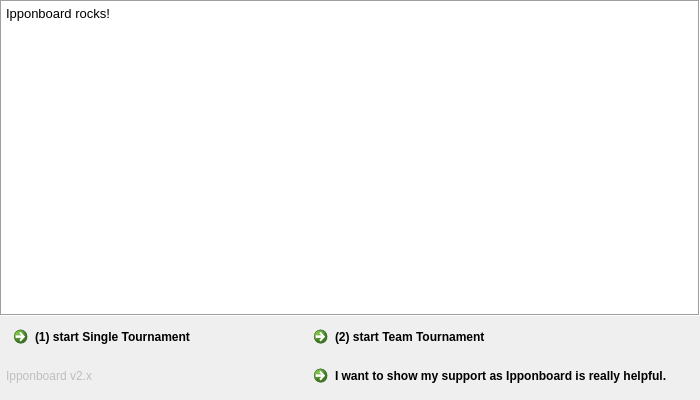
Before: the Qt Designer form base/SplashScreen.ui in fmuecke/Ipponboard, drawn with Qt 5.
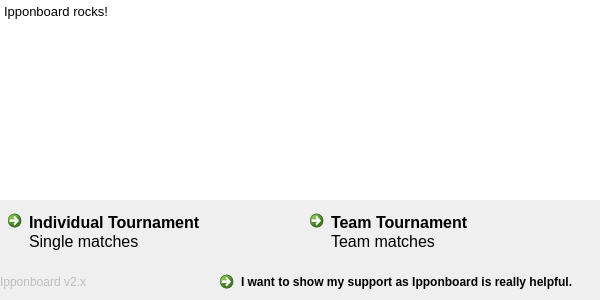
After: the same form once the commit is applied. Icons and pictures are not drawn.

Commit message:
Updated translations and redisigned splash screen
- added phrasebooks for better term consistency

```diff
--- a/base/SplashScreen.ui
+++ b/base/SplashScreen.ui
@@ -9,8 +9,8 @@
    <rect>
     <x>0</x>
     <y>0</y>
-    <width>700</width>
-    <height>400</height>
+    <width>600</width>
+    <height>300</height>
    </rect>
   </property>
   <property name="font">
@@ -34,7 +34,7 @@
   <property name="styleSheet">
    <string notr="true"/>
   </property>
-  <layout class="QVBoxLayout" name="verticalLayout" stretch="0,0">
+  <layout class="QVBoxLayout" name="verticalLayout" stretch="1,0,0">
    <property name="spacing">
     <number>3</number>
    </property>
@@ -56,7 +56,6 @@
       <font>
        <family>Segoe UI</family>
        <pointsize>10</pointsize>
-       <weight>50</weight>
        <italic>false</italic>
        <bold>false</bold>
        <kerning>true</kerning>
@@ -72,13 +71,13 @@
       <string notr="true"/>
      </property>
      <property name="frameShape">
-      <enum>QFrame::Box</enum>
+      <enum>QFrame::Shape::NoFrame</enum>
      </property>
      <property name="frameShadow">
-      <enum>QFrame::Sunken</enum>
+      <enum>QFrame::Shadow::Plain</enum>
      </property>
      <property name="lineWidth">
-      <number>1</number>
+      <number>0</number>
      </property>
      <property name="midLineWidth">
       <number>0</number>
@@ -97,10 +96,13 @@
      </property>
      <property name="html">
       <string notr="true">&lt;!DOCTYPE HTML PUBLIC &quot;-//W3C//DTD HTML 4.0//EN&quot; &quot;http://www.w3.org/TR/REC-html40/strict.dtd&quot;&gt;
-&lt;html&gt;&lt;head&gt;&lt;meta name=&quot;qrichtext&quot; content=&quot;1&quot; /&gt;&lt;style type=&quot;text/css&quot;&gt;
+&lt;html&gt;&lt;head&gt;&lt;meta name=&quot;qrichtext&quot; content=&quot;1&quot; /&gt;&lt;meta charset=&quot;utf-8&quot; /&gt;&lt;style type=&quot;text/css&quot;&gt;
 p, li { white-space: pre-wrap; }
+hr { height: 1px; border-width: 0; }
+li.unchecked::marker { content: &quot;\2610&quot;; }
+li.checked::marker { content: &quot;\2612&quot;; }
 &lt;/style&gt;&lt;/head&gt;&lt;body style=&quot; font-family:'Segoe UI'; font-size:10pt; font-weight:400; font-style:normal;&quot;&gt;
-&lt;p style=&quot; margin-top:0px; margin-bottom:0px; margin-left:0px; margin-right:0px; -qt-block-indent:0; text-indent:0px;&quot;&gt;&lt;span style=&quot; font-family:'MS Shell Dlg 2';&quot;&gt;Ipponboard rocks!&lt;/span&gt;&lt;/p&gt;&lt;/body&gt;&lt;/html&gt;</string>
+&lt;p style=&quot; margin-top:6px; margin-bottom:6px; margin-left:0px; margin-right:0px; -qt-block-indent:0; text-indent:0px;&quot;&gt;Ipponboard rocks!&lt;/p&gt;&lt;/body&gt;&lt;/html&gt;</string>
      </property>
      <property name="acceptRichText">
       <bool>false</bool>
@@ -114,71 +116,93 @@
     </widget>
    </item>
    <item>
-    <layout class="QGridLayout" name="gridLayout" columnstretch="1,1">
-     <property name="leftMargin">
-      <number>6</number>
-     </property>
-     <property name="rightMargin">
-      <number>6</number>
-     </property>
+    <layout class="QHBoxLayout" name="horizontalLayout" stretch="1,1">
      <property name="bottomMargin">
-      <number>6</number>
+      <number>0</number>
      </property>
-     <item row="2" column="1">
-      <widget class="QCommandLinkButton" name="commandLinkButton_donate">
-       <property name="text">
-        <string>I want to show my support as Ipponboard is really helpful.</string>
-       </property>
-       <property name="icon">
-        <iconset resource="ipponboard.qrc">
-         <normaloff>:/res/images/btn_donate_EN_s.png</normaloff>:/res/images/btn_donate_EN_s.png</iconset>
-       </property>
-       <property name="iconSize">
-        <size>
-         <width>70</width>
-         <height>20</height>
-        </size>
-       </property>
-       <property name="autoDefault">
-        <bool>false</bool>
-       </property>
-       <property name="description">
-        <string/>
-       </property>
-      </widget>
-     </item>
-     <item row="1" column="0">
+     <item>
       <widget class="QCommandLinkButton" name="commandLinkButton_startSingleVersion">
+       <property name="sizePolicy">
+        <sizepolicy hsizetype="Expanding" vsizetype="Expanding">
+         <horstretch>0</horstretch>
+         <verstretch>0</verstretch>
+        </sizepolicy>
+       </property>
+       <property name="maximumSize">
+        <size>
+         <width>16777215</width>
+         <height>64</height>
+        </size>
+       </property>
+       <property name="font">
+        <font>
+         <family>Segoe UI</family>
+         <pointsize>12</pointsize>
+        </font>
+       </property>
        <property name="text">
-        <string>(1) start Single Tournament</string>
+        <string>Individual Tournament</string>
        </property>
        <property name="icon">
         <iconset resource="ipponboard.qrc">
          <normaloff>:/res/images/logo.png</normaloff>:/res/images/logo.png</iconset>
        </property>
+       <property name="iconSize">
+        <size>
+         <width>48</width>
+         <height>48</height>
+        </size>
+       </property>
        <property name="shortcut">
         <string>1</string>
        </property>
        <property name="autoDefault">
         <bool>false</bool>
        </property>
+       <property name="description">
+        <string>Single matches</string>
+       </property>
       </widget>
      </item>
-     <item row="1" column="1">
+     <item>
       <widget class="QCommandLinkButton" name="commandLinkButton_startTeamVersion">
        <property name="enabled">
         <bool>true</bool>
        </property>
+       <property name="sizePolicy">
+        <sizepolicy hsizetype="Expanding" vsizetype="Expanding">
+         <horstretch>0</horstretch>
+         <verstretch>0</verstretch>
+        </sizepolicy>
+       </property>
+       <property name="maximumSize">
+        <size>
+         <width>16777215</width>
+         <height>64</height>
+        </size>
+       </property>
+       <property name="font">
+        <font>
+         <family>Segoe UI</family>
+         <pointsize>12</pointsize>
+        </font>
+       </property>
        <property name="layoutDirection">
         <enum>Qt::LeftToRight</enum>
        </property>
        <property name="text">
-        <string>(2) start Team Tournament</string>
+        <string>Team Tournament</string>
        </property>
        <property name="icon">
         <iconset resource="ipponboard.qrc">
          <normaloff>:/res/images/logo_team.png</normaloff>:/res/images/logo_team.png</iconset>
        </property>
+       <property name="iconSize">
+        <size>
+         <width>48</width>
+         <height>48</height>
+        </size>
+       </property>
        <property name="shortcut">
         <string>2</string>
        </property>
@@ -191,9 +215,22 @@
        <property name="default">
         <bool>false</bool>
        </property>
+       <property name="description">
+        <string>Team matches</string>
+       </property>
       </widget>
      </item>
-     <item row="2" column="0">
+    </layout>
+   </item>
+   <item>
+    <layout class="QHBoxLayout" name="horizontalLayout_2" stretch="0,0">
+     <property name="spacing">
+      <number>6</number>
+     </property>
+     <property name="bottomMargin">
+      <number>0</number>
+     </property>
+     <item>
       <widget class="QLabel" name="label_info">
        <property name="enabled">
         <bool>false</bool>
@@ -218,6 +255,41 @@
        </property>
       </widget>
      </item>
+     <item>
+      <widget class="QCommandLinkButton" name="commandLinkButton_donate">
+       <property name="sizePolicy">
+        <sizepolicy hsizetype="Preferred" vsizetype="Preferred">
+         <horstretch>0</horstretch>
+         <verstretch>0</verstretch>
+        </sizepolicy>
+       </property>
+       <property name="maximumSize">
+        <size>
+         <width>16777215</width>
+         <height>16777215</height>
+        </size>
+       </property>
+       <property name="text">
+        <string>I want to show my support as Ipponboard is really helpful.</string>
+       </property>
+       <property name="icon">
+        <iconset resource="ipponboard.qrc">
+         <normaloff>:/res/images/btn_donate_EN_s.png</normaloff>:/res/images/btn_donate_EN_s.png</iconset>
+       </property>
+       <property name="iconSize">
+        <size>
+         <width>70</width>
+         <height>20</height>
+        </size>
+       </property>
+       <property name="autoDefault">
+        <bool>false</bool>
+       </property>
+       <property name="description">
+        <string/>
+       </property>
+      </widget>
+     </item>
     </layout>
    </item>
   </layout>
```
Left out of the diff: 25 changed lines with no effect on the pictures. The commit also changes 12 other files.
